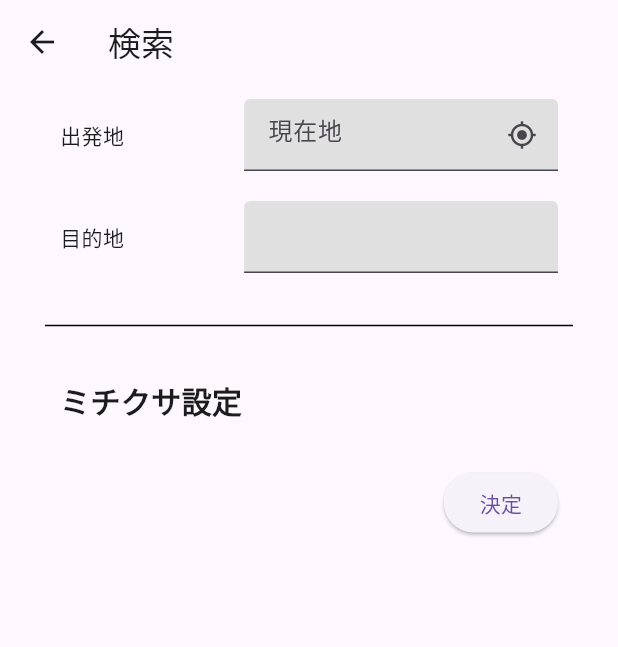
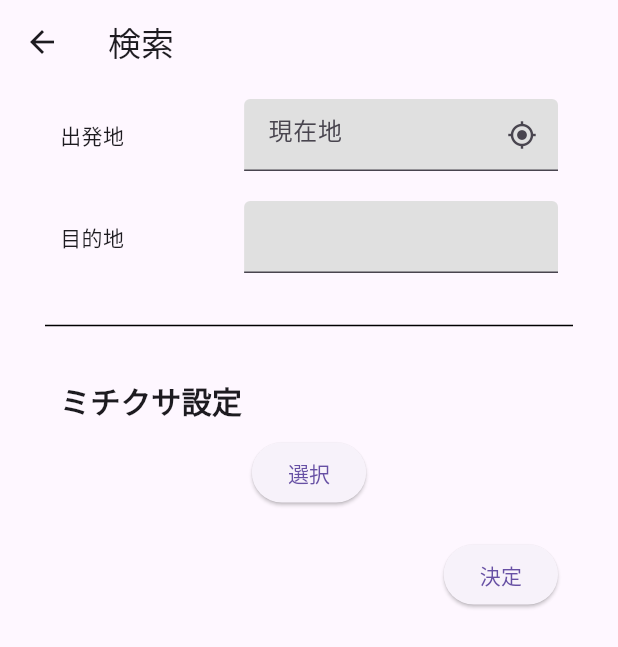
Before and after one commit to kc3hack/2024_G, a Flutter app: the MyInputPage screen opened directly with empty values, on a phone screen of 412 x 824 dp. Shown: the top 647 px of the screen. Run offline on Flutter 3.47's test engine with Material 3 defaults, Android fonts, the phone set to English and light mode, and no system bars; our stand-ins replace geocoding, geolocator, google_maps_flutter; missing offline and left inert: google_place.

Commit message:
[add]ミチクサ設定のジャンル選択リストの表示

```diff
--- a/mitikusa/lib/components/category_list.dart
+++ b/mitikusa/lib/components/category_list.dart
@@ -8,6 +8,8 @@ class MyCategoryList extends StatefulWidget {
 }
 
 class MyCategoryListState extends State<MyCategoryList> {
+  bool _visible = false;
+
   // カテゴリのマップ（key:value）
   Map<String, String> categoryList = {
     'ATM' : 'ATM',
@@ -27,9 +29,37 @@ class MyCategoryListState extends State<MyCategoryList> {
 
   @override
   Widget build(BuildContext context){
-    return const ElevatedButton(
-      onPressed: null,
-      child: Text('試し押し'),
+    return Column(
+      children: [
+        ElevatedButton(
+            onPressed: () {
+              setState(() {
+                _visible = !_visible;
+              });
+            },
+            child: const Text('選択')
+        ),
+        Visibility(
+            visible: _visible,
+            child: Center(
+              child: ListView.builder(
+                shrinkWrap: true,
+                itemCount: categoryName.length,
+                itemBuilder: (BuildContext context,int index) {
+                  return Card(
+                    child: Padding(
+                      padding: const EdgeInsets.all(20.0),
+                      child: Text(
+                        categoryName[index],
+                        style: const TextStyle(fontSize: 22.0),
+                      ),
+                    ),
+                  );
+                },
+              ),
+            )
+        )
+      ],
     );
   }
 
--- a/mitikusa/lib/screens/input_page.dart
+++ b/mitikusa/lib/screens/input_page.dart
@@ -1,6 +1,7 @@
 import 'dart:ui';
 
 import 'package:flutter/material.dart';
+import 'package:mitikusa/components/category_list.dart';
 import 'package:mitikusa/components/getLatLngFromString.dart';
 import 'package:mitikusa/screens/result_page.dart';
 import 'package:geolocator/geolocator.dart';
@@ -128,6 +129,7 @@ class MyInputPageState extends State<MyInputPage> {
               ],
             ),
           ),
+          const MyCategoryList(),
           Padding(
               padding: const EdgeInsets.symmetric(vertical: 20, horizontal: 40), child: Row(
             mainAxisAlignment: MainAxisAlignment.end,
@@ -160,6 +162,7 @@ class MyInputPageState extends State<MyInputPage> {
           )
           ),
         ],
+
       ),
     );
   }
```
Also changed, not shown: 1 other file.
